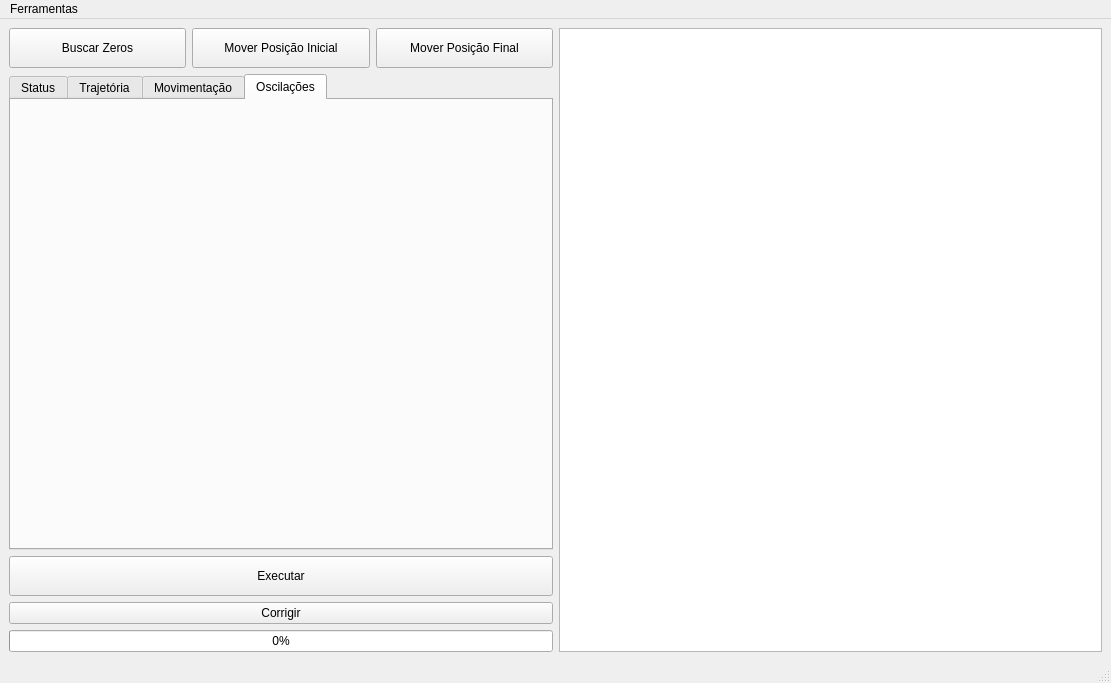
First picture: the form in Source/ui/mainwindow.ui, repository rafaelppires/weldway, before the edit.
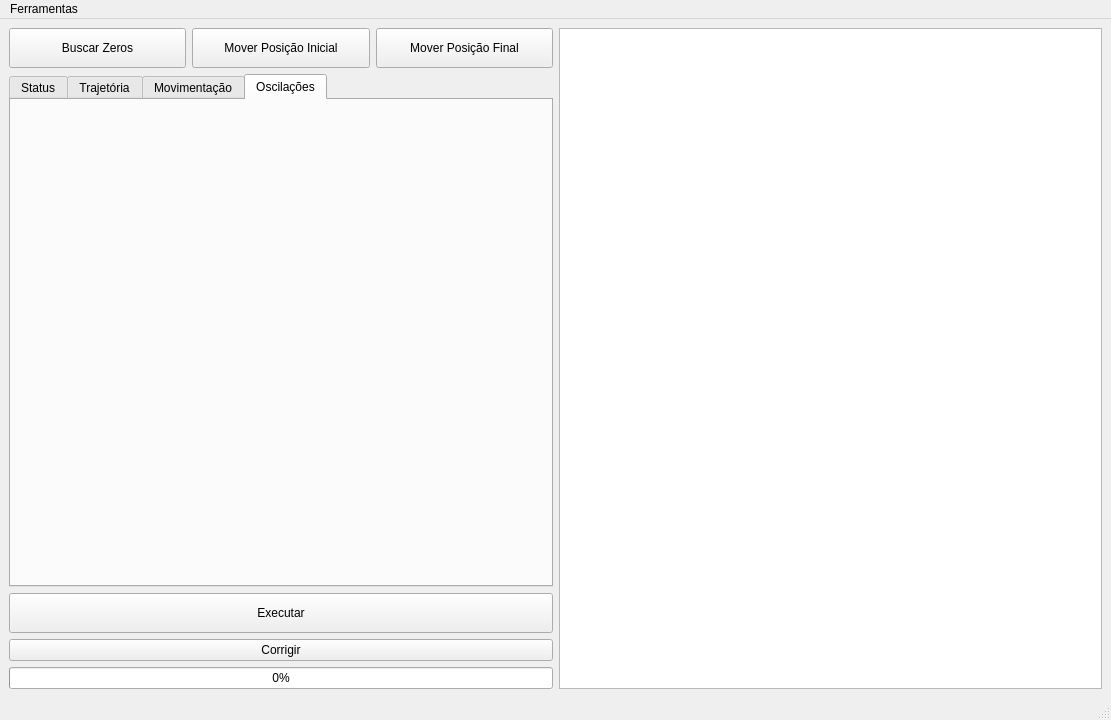
Second picture: the form after the edit.

Patch:
```diff
--- a/Source/ui/mainwindow.ui
+++ b/Source/ui/mainwindow.ui
@@ -7,7 +7,7 @@
     <x>0</x>
     <y>0</y>
     <width>1111</width>
-    <height>683</height>
+    <height>720</height>
    </rect>
   </property>
   <property name="windowTitle">
```
